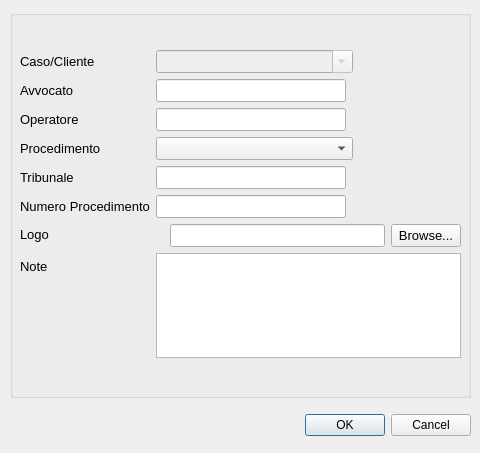
Old version of the form ui/case/dialog.ui in the repository fit-project/fit.
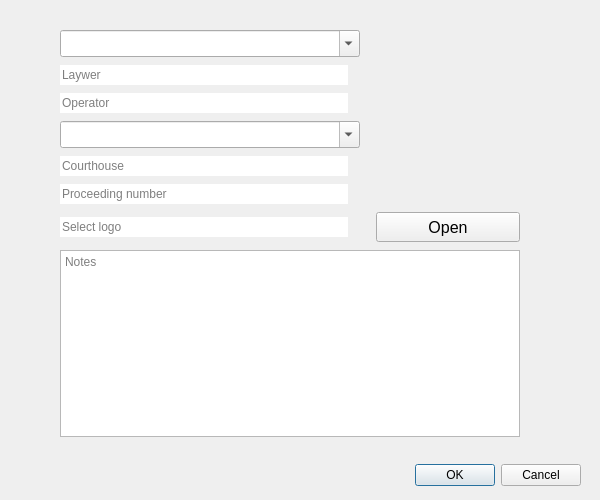
New version of the form. Icons and pictures are not drawn.

The edit to the form file:
```diff
--- a/ui/case/dialog.ui
+++ b/ui/case/dialog.ui
@@ -6,8 +6,8 @@
    <rect>
     <x>0</x>
     <y>0</y>
-    <width>480</width>
-    <height>453</height>
+    <width>600</width>
+    <height>500</height>
    </rect>
   </property>
   <property name="windowTitle">
@@ -20,8 +20,8 @@
   <widget class="QDialogButtonBox" name="buttonBox">
    <property name="geometry">
     <rect>
-     <x>130</x>
-     <y>410</y>
+     <x>240</x>
+     <y>460</y>
      <width>341</width>
      <height>31</height>
     </rect>
@@ -33,227 +33,278 @@
     <set>QDialogButtonBox::Cancel|QDialogButtonBox::Ok</set>
    </property>
   </widget>
-  <widget class="QGroupBox" name="group_box_case">
+  <widget class="QFrame" name="form">
    <property name="geometry">
     <rect>
-     <x>10</x>
-     <y>10</y>
-     <width>461</width>
-     <height>388</height>
+     <x>60</x>
+     <y>30</y>
+     <width>460</width>
+     <height>407</height>
     </rect>
    </property>
-   <property name="font">
-    <font>
-     <pointsize>10</pointsize>
-    </font>
+   <property name="minimumSize">
+    <size>
+     <width>460</width>
+     <height>0</height>
+    </size>
    </property>
-   <widget class="QWidget" name="formLayoutWidget">
-    <property name="geometry">
-     <rect>
-      <x>10</x>
-      <y>40</y>
-      <width>441</width>
-      <height>308</height>
-     </rect>
-    </property>
-    <layout class="QFormLayout" name="case_form_layout">
-     <property name="fieldGrowthPolicy">
-      <enum>QFormLayout::AllNonFixedFieldsGrow</enum>
-     </property>
-     <property name="horizontalSpacing">
-      <number>6</number>
-     </property>
-     <property name="verticalSpacing">
-      <number>6</number>
-     </property>
-     <item row="0" column="0">
-      <widget class="QLabel" name="label_name">
-       <property name="text">
-        <string>Caso/Cliente</string>
-       </property>
-      </widget>
-     </item>
-     <item row="0" column="1">
+   <property name="maximumSize">
+    <size>
+     <width>16777215</width>
+     <height>16777215</height>
+    </size>
+   </property>
+   <layout class="QVBoxLayout" name="form_layout">
+    <property name="spacing">
+     <number>8</number>
+    </property>
+    <property name="leftMargin">
+     <number>0</number>
+    </property>
+    <property name="topMargin">
+     <number>0</number>
+    </property>
+    <property name="rightMargin">
+     <number>0</number>
+    </property>
+    <property name="bottomMargin">
+     <number>0</number>
+    </property>
+    <item>
       <widget class="QComboBox" name="name">
-       <property name="enabled">
-        <bool>false</bool>
-       </property>
        <property name="minimumSize">
         <size>
-         <width>44</width>
+        <width>0</width>
          <height>0</height>
         </size>
        </property>
        <property name="maximumSize">
         <size>
-         <width>197</width>
+        <width>300</width>
          <height>16777215</height>
         </size>
        </property>
+      <property name="font">
+       <font>
+        <family>Segoe UI</family>
+        <pointsize>12</pointsize>
+        <weight>50</weight>
+        <italic>false</italic>
+        <bold>false</bold>
+       </font>
+      </property>
+      <property name="autoFillBackground">
+       <bool>false</bool>
+      </property>
        <property name="editable">
         <bool>true</bool>
        </property>
-      </widget>
-     </item>
-     <item row="1" column="0">
-      <widget class="QLabel" name="label_lawyer_name">
-       <property name="text">
-        <string>Avvocato</string>
-       </property>
-      </widget>
-     </item>
-     <item row="1" column="1">
+      <property name="iconSize">
+       <size>
+        <width>16</width>
+        <height>16</height>
+       </size>
+      </property>
+      <property name="frame">
+       <bool>true</bool>
+      </property>
+     </widget>
+    </item>
+    <item>
       <widget class="QLineEdit" name="lawyer_name">
+      <property name="minimumSize">
+       <size>
+        <width>0</width>
+        <height>0</height>
+       </size>
+      </property>
        <property name="maximumSize">
         <size>
-         <width>190</width>
+        <width>288</width>
          <height>16777215</height>
         </size>
        </property>
-      </widget>
-     </item>
-     <item row="2" column="0">
-      <widget class="QLabel" name="label_operator">
        <property name="text">
-        <string>Operatore</string>
-       </property>
-      </widget>
-     </item>
-     <item row="2" column="1">
-      <widget class="QLineEdit" name="operator">
+       <string/>
+      </property>
+      <property name="frame">
+       <bool>false</bool>
+      </property>
+      <property name="placeholderText">
+       <string>Laywer</string>
+      </property>
+     </widget>
+    </item>
+    <item>
+     <widget class="QLineEdit" name="operator_2">
+      <property name="minimumSize">
+       <size>
+        <width>0</width>
+        <height>0</height>
+       </size>
+      </property>
        <property name="maximumSize">
         <size>
-         <width>190</width>
+        <width>288</width>
          <height>16777215</height>
         </size>
        </property>
-      </widget>
-     </item>
-     <item row="3" column="0">
-      <widget class="QLabel" name="label_proceeding_type">
        <property name="text">
-        <string>Procedimento</string>
-       </property>
-      </widget>
-     </item>
-     <item row="3" column="1">
+       <string/>
+      </property>
+      <property name="frame">
+       <bool>false</bool>
+      </property>
+      <property name="placeholderText">
+       <string>Operator</string>
+      </property>
+     </widget>
+    </item>
+    <item>
       <widget class="QComboBox" name="proceeding_type">
-       <property name="minimumSize">
-        <size>
-         <width>44</width>
-         <height>0</height>
-        </size>
-       </property>
        <property name="maximumSize">
         <size>
-         <width>197</width>
+        <width>300</width>
          <height>16777215</height>
         </size>
        </property>
-      </widget>
-     </item>
-     <item row="4" column="0">
-      <widget class="QLabel" name="label_courthouse">
-       <property name="text">
-        <string>Tribunale</string>
-       </property>
-      </widget>
-     </item>
-     <item row="4" column="1">
+      <property name="font">
+       <font>
+        <family>Segoe UI</family>
+        <pointsize>12</pointsize>
+        <weight>50</weight>
+        <italic>false</italic>
+        <bold>false</bold>
+       </font>
+      </property>
+      <property name="mouseTracking">
+       <bool>true</bool>
+      </property>
+      <property name="autoFillBackground">
+       <bool>false</bool>
+      </property>
+      <property name="editable">
+       <bool>true</bool>
+      </property>
+      <property name="currentText">
+       <string notr="true"/>
+      </property>
+      <property name="iconSize">
+       <size>
+        <width>16</width>
+        <height>16</height>
+       </size>
+      </property>
+      <property name="frame">
+       <bool>true</bool>
+      </property>
+     </widget>
+    </item>
+    <item>
       <widget class="QLineEdit" name="courthouse">
+      <property name="minimumSize">
+       <size>
+        <width>0</width>
+        <height>0</height>
+       </size>
+      </property>
        <property name="maximumSize">
         <size>
-         <width>190</width>
+        <width>288</width>
          <height>16777215</height>
         </size>
        </property>
-      </widget>
-     </item>
-     <item row="5" column="0">
-      <widget class="QLabel" name="label_proceeding_number">
        <property name="text">
-        <string>Numero Procedimento</string>
+       <string/>
+      </property>
+      <property name="frame">
+       <bool>false</bool>
+      </property>
+      <property name="placeholderText">
+       <string>Courthouse</string>
        </property>
       </widget>
      </item>
-     <item row="5" column="1">
+    <item>
       <widget class="QLineEdit" name="proceeding_number">
+      <property name="minimumSize">
+       <size>
+        <width>0</width>
+        <height>0</height>
+       </size>
+      </property>
        <property name="maximumSize">
         <size>
-         <width>190</width>
+        <width>288</width>
          <height>16777215</height>
         </size>
        </property>
-      </widget>
-     </item>
-     <item row="6" column="1">
-      <layout class="QHBoxLayout" name="logo_layout_path">
-       <item>
-        <widget class="QLabel" name="logo_preview">
-         <property name="enabled">
-          <bool>true</bool>
-         </property>
          <property name="text">
           <string/>
          </property>
-        </widget>
-       </item>
+      <property name="frame">
+       <bool>false</bool>
+      </property>
+      <property name="placeholderText">
+       <string>Proceeding number</string>
+      </property>
+     </widget>
+    </item>
+    <item>
+     <widget class="QFrame" name="logo_container">
+      <property name="minimumSize">
+       <size>
+        <width>0</width>
+        <height>0</height>
+       </size>
+      </property>
+      <property name="maximumSize">
+       <size>
+        <width>16777215</width>
+        <height>40</height>
+       </size>
+      </property>
+      <property name="frameShape">
+       <enum>QFrame::NoFrame</enum>
+      </property>
+      <property name="frameShadow">
+       <enum>QFrame::Raised</enum>
+      </property>
+      <layout class="QHBoxLayout" name="logo_layout">
+       <property name="leftMargin">
+        <number>0</number>
+       </property>
+       <property name="topMargin">
+        <number>0</number>
+       </property>
+       <property name="rightMargin">
+        <number>0</number>
+       </property>
+       <property name="bottomMargin">
+        <number>0</number>
+       </property>
        <item>
         <widget class="QLineEdit" name="logo">
          <property name="minimumSize">
           <size>
-           <width>0</width>
+           <width>288</width>
            <height>0</height>
           </size>
          </property>
-        </widget>
-       </item>
-       <item>
-        <widget class="QPushButton" name="logo_button">
          <property name="maximumSize">
           <size>
-           <width>70</width>
+           <width>282</width>
            <height>16777215</height>
           </size>
          </property>
          <property name="text">
-          <string>Browse...</string>
+          <string/>
          </property>
-         <property name="autoDefault">
+         <property name="frame">
           <bool>false</bool>
          </property>
-         <property name="default">
-          <bool>false</bool>
-         </property>
-         <property name="flat">
-          <bool>false</bool>
-         </property>
-        </widget>
-       </item>
-      </layout>
-     </item>
-     <item row="7" column="0">
-      <widget class="QLabel" name="label_notes">
-       <property name="text">
-        <string>Note</string>
-       </property>
-      </widget>
-     </item>
-     <item row="7" column="1">
-      <widget class="QTextEdit" name="notes"/>
-     </item>
-     <item row="6" column="0">
-      <layout class="QHBoxLayout" name="label_logo_layout">
-       <item>
-        <widget class="QLabel" name="label_logo">
-         <property name="maximumSize">
-          <size>
-           <width>64</width>
-           <height>25</height>
-          </size>
-         </property>
-         <property name="text">
-          <string>Logo</string>
+         <property name="placeholderText">
+          <string>Select logo</string>
          </property>
         </widget>
        </item>
@@ -261,8 +312,8 @@
         <widget class="QLabel" name="label">
          <property name="maximumSize">
           <size>
-           <width>20</width>
-           <height>20</height>
+           <width>16</width>
+           <height>16</height>
           </size>
          </property>
          <property name="text">
@@ -276,10 +327,64 @@
          </property>
         </widget>
        </item>
-      </layout>
+       <item>
+        <widget class="QPushButton" name="logo_button">
+         <property name="minimumSize">
+          <size>
+           <width>0</width>
+           <height>30</height>
+          </size>
+         </property>
+         <property name="maximumSize">
+          <size>
+           <width>1677721</width>
+           <height>16777215</height>
+          </size>
+         </property>
+         <property name="font">
+          <font>
+           <family>Segoe UI</family>
+           <pointsize>12</pointsize>
+           <weight>50</weight>
+           <italic>false</italic>
+           <bold>false</bold>
+          </font>
+         </property>
+         <property name="cursor">
+          <cursorShape>PointingHandCursor</cursorShape>
+         </property>
+         <property name="text">
+          <string>Open</string>
+         </property>
+         <property name="icon">
+          <iconset>
+           <normaloff>../icons/cil-folder-open.png</normaloff>../icons/cil-folder-open.png</iconset>
+         </property>
+        </widget>
      </item>
     </layout>
    </widget>
+    </item>
+    <item>
+     <widget class="QPlainTextEdit" name="notes">
+      <property name="minimumSize">
+       <size>
+        <width>0</width>
+        <height>0</height>
+       </size>
+      </property>
+      <property name="maximumSize">
+       <size>
+        <width>16777215</width>
+        <height>16777215</height>
+       </size>
+      </property>
+      <property name="placeholderText">
+       <string>Notes</string>
+      </property>
+     </widget>
+    </item>
+   </layout>
   </widget>
  </widget>
  <resources/>
```
Left out of the diff: 2 changed lines with no effect on the pictures. Lines whose indentation alone changed are shown as unchanged.
